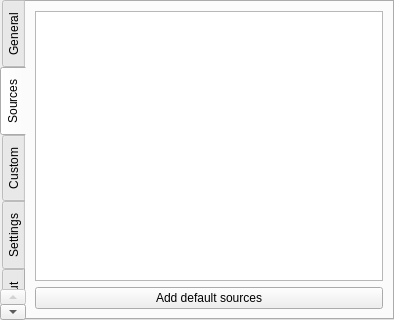
Qt form interface.ui (spikespaz-archives/archive-bundles) before a commit.
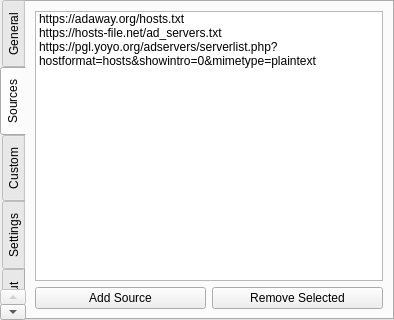
The same form after that commit. The open tabs and pages were chosen to show the change.

Commit message: Move properties to interface and replace text edit with list

Diff of the .ui file:
```diff
--- a/interface.ui
+++ b/interface.ui
@@ -79,14 +79,47 @@
        </attribute>
        <layout class="QVBoxLayout" name="verticalLayout_5">
         <item>
-         <widget class="QPlainTextEdit" name="edit_sources"/>
+         <widget class="QListWidget" name="list_sources">
+          <property name="dragDropMode">
+           <enum>QAbstractItemView::InternalMove</enum>
+          </property>
+          <property name="wordWrap">
+           <bool>true</bool>
+          </property>
+          <item>
+           <property name="text">
+            <string>https://adaway.org/hosts.txt</string>
+           </property>
+          </item>
+          <item>
+           <property name="text">
+            <string>https://hosts-file.net/ad_servers.txt</string>
+           </property>
+          </item>
+          <item>
+           <property name="text">
+            <string>https://pgl.yoyo.org/adservers/serverlist.php?hostformat=hosts&amp;showintro=0&amp;mimetype=plaintext</string>
+           </property>
+          </item>
+         </widget>
         </item>
         <item>
-         <widget class="QPushButton" name="button_add_defaults">
-          <property name="text">
-           <string>Add default sources</string>
-          </property>
-         </widget>
+         <layout class="QHBoxLayout" name="horizontalLayout">
+          <item>
+           <widget class="QPushButton" name="pushButton">
+            <property name="text">
+             <string>Add Source</string>
+            </property>
+           </widget>
+          </item>
+          <item>
+           <widget class="QPushButton" name="pushButton_2">
+            <property name="text">
+             <string>Remove Selected</string>
+            </property>
+           </widget>
+          </item>
+         </layout>
         </item>
        </layout>
       </widget>
```
The commit also changes 2 other files.
